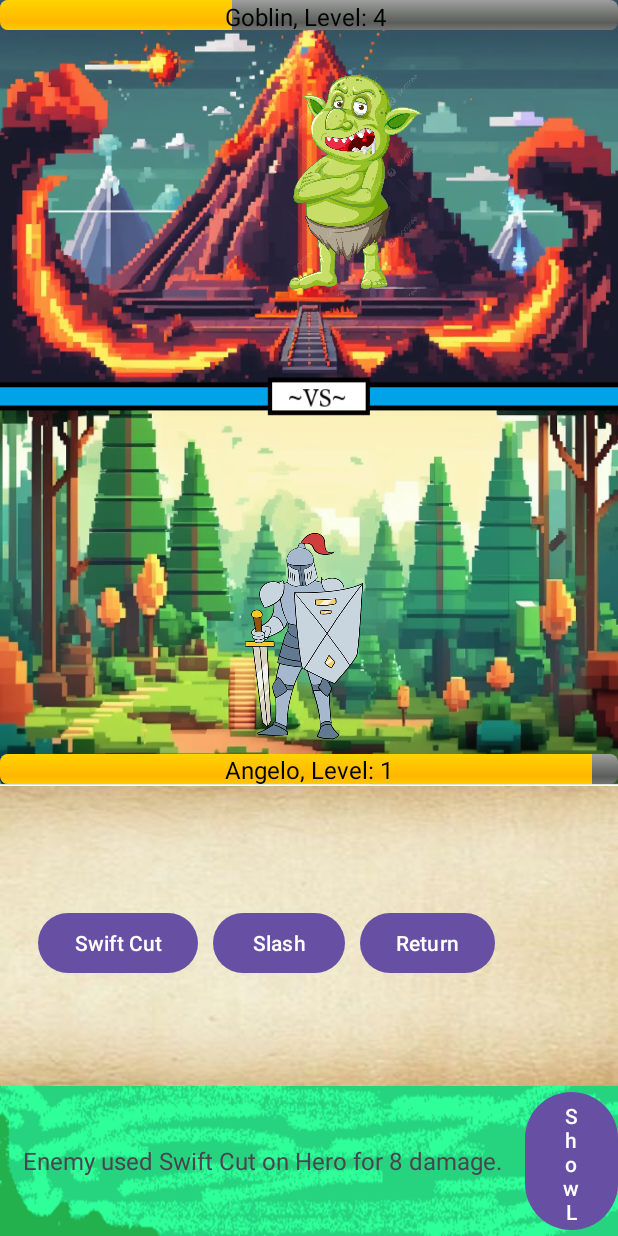
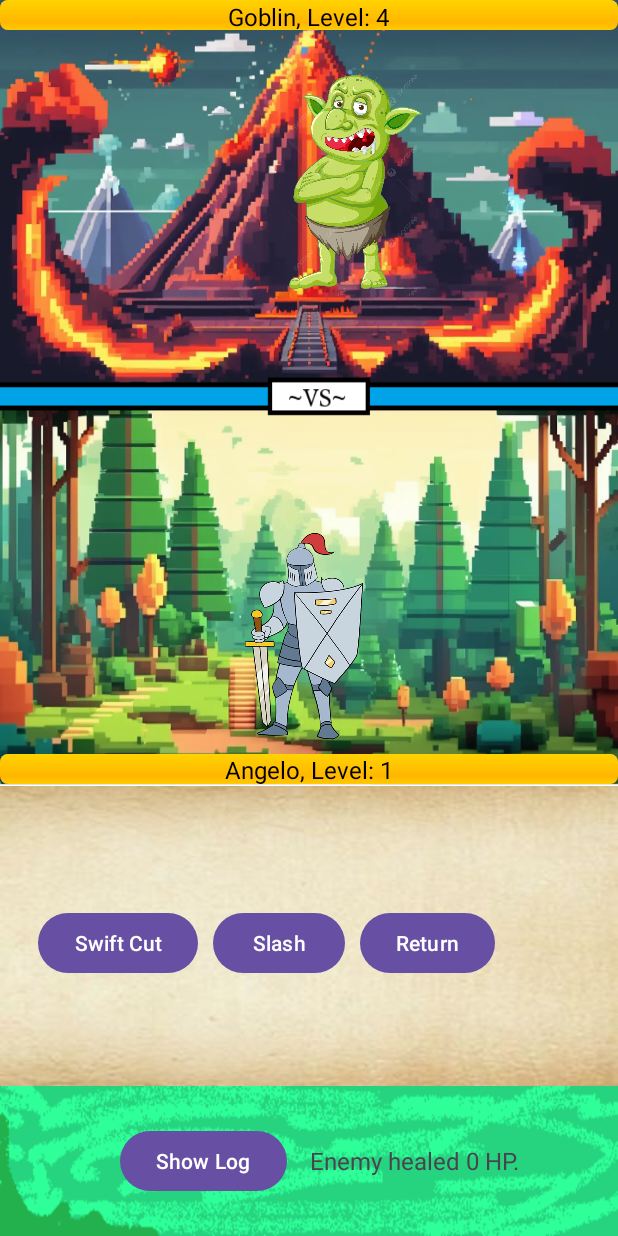
Before and after one commit to MoonSlay/RPGTurn, an Android app: the MainActivity screen opened directly, with no data from a screen before it, after a tap on "Swift Cut", on a phone screen of 412 x 824 dp. Run offline under Robolectric (Android 15) with nearby library versions, the phone set to English and light mode, and no system bars; 3 other taps on this screen came first.

Commit message:
Fixed Some stat display and ui of game log

```diff
--- a/app/src/main/java/ph/edu/auf/delrosario/angelo/rpgturn/MainActivity.kt
+++ b/app/src/main/java/ph/edu/auf/delrosario/angelo/rpgturn/MainActivity.kt
@@ -33,7 +33,7 @@ class MainActivity : AppCompatActivity() {
         // Initialize hero and enemy objects
         hero = Hero("Angelo",
             maxHP = Random.nextInt(180, 220),
-            attackPower = Random.nextInt(50, 70),
+            attackPower = Random.nextInt(150, 270),
             defense = Random.nextInt(8, 16),
             luck = Random.nextInt(1, 5),
             evasion = Random.nextInt(3, 8))
@@ -53,7 +53,7 @@ class MainActivity : AppCompatActivity() {
         enemyNameLevelText = findViewById(R.id.enemyNameLevelText)
 
         spawnNewEnemy()
-        enemyNameLevelText.text = "${enemy.name}, Level: ${enemy.level} "
+        enemyNameLevelText.text = getString(R.string.name_level, enemy.name, enemy.level)
 
         heroHpBar.max = hero.maxHP
         heroHpBar.progress = hero.hp
@@ -61,7 +61,7 @@ class MainActivity : AppCompatActivity() {
         enemyHpBar.progress = enemy.hp
         updateHpBars()
 
-        heroNameLevelText.text = "${hero.name}, Level: ${hero.level}"
+        heroNameLevelText.text = getString(R.string.name_level, hero.name, hero.level)
 
 
         imageDice.setOnClickListener {
@@ -98,7 +98,7 @@ class MainActivity : AppCompatActivity() {
 
         btnSwiftCut.setOnClickListener {
             val damage = hero.swiftCut(enemy)
-            logAction("Hero performed Swift Cut on Enemy for $damage damage.")
+            logAction(R.string.attack_log, "Swift Cut", damage)
             updateHpBars()
             checkGameOver()
             enemyTurn()
@@ -106,7 +106,7 @@ class MainActivity : AppCompatActivity() {
 
         btnForwardSlash.setOnClickListener {
             val damage = hero.forwardSlash(enemy)
-            logAction("Hero performed Forward Slash on Enemy for $damage damage.")
+            logAction(R.string.attack_log, "Forward Slash", damage)
             updateHpBars()
             checkGameOver()
             enemyTurn()
@@ -136,23 +136,23 @@ class MainActivity : AppCompatActivity() {
             showStatsDialog("Hero Stats", "HP: ${hero.hp}\nDEF: ${hero.defense}\nATK: ${hero.attackPower}\nLUCK: ${hero.luck}\nEVA: ${hero.evasion}")
         }
         imageViewBlackDragon.setOnClickListener {
-            showStatsDialog("Black Dragon Stats", "HP: ${hero.hp}\nDEF: ${hero.defense}\nATK: ${hero.attackPower}\nLUCK: ${hero.luck}\nEVA: ${hero.evasion}")
+            showStatsDialog("Black Dragon Stats", "HP: ${enemy.hp}\nDEF: ${enemy.defense}\nATK: ${enemy.attackPower}\nLUCK: ${enemy.luck}\nEVA: ${enemy.evasion}")
         }
         imageViewOrc.setOnClickListener {
-            showStatsDialog("Orc Stats", "HP: ${hero.hp}\nDEF: ${hero.defense}\nATK: ${hero.attackPower}\nLUCK: ${hero.luck}\nEVA: ${hero.evasion}")
+            showStatsDialog("Orc Stats", "HP: ${enemy.hp}\nDEF: ${enemy.defense}\nATK: ${enemy.attackPower}\nLUCK: ${enemy.luck}\nEVA: ${enemy.evasion}")
         }
         imageViewGoblin.setOnClickListener {
-            showStatsDialog("Goblin Stats", "HP: ${hero.hp}\nDEF: ${hero.defense}\nATK: ${hero.attackPower}\nLUCK: ${hero.luck}\nEVA: ${hero.evasion}")
+            showStatsDialog("Goblin Stats", "HP: ${enemy.hp}\nDEF: ${enemy.defense}\nATK: ${enemy.attackPower}\nLUCK: ${enemy.luck}\nEVA: ${enemy.evasion}")
         }
 
 
     }
 
     private fun updateHeroLevelDisplay() {
-        heroNameLevelText.text = "${hero.name}, Level: ${hero.level}"
+        heroNameLevelText.text = getString(R.string.name_level, hero.name, hero.level)
     }
 
-    fun spawnRandomEnemy(): Enemy {
+    private fun spawnRandomEnemy(): Enemy {
         val levelMultiplier = hero.level
         return when ((1..3).random()) {
             1 -> Enemy("Goblin",
@@ -164,20 +164,21 @@ class MainActivity : AppCompatActivity() {
                 evasion = Random.nextInt(2, 5) * levelMultiplier)
 
             2 -> Enemy("Orc",
-                level = Random.nextInt(1, 5) + levelMultiplier,
-                maxHP = Random.nextInt(150, 200) * levelMultiplier,
-                attackPower = Random.nextInt(20, 25) * levelMultiplier,
-                defense = Random.nextInt(10, 15) * levelMultiplier,
+                level = Random.nextInt(1, 8) + levelMultiplier,
+                maxHP = Random.nextInt(150, 250) * levelMultiplier,
+                attackPower = Random.nextInt(15, 20) * levelMultiplier,
+                defense = Random.nextInt(15, 25) * levelMultiplier,
                 luck = Random.nextInt(1, 2) * levelMultiplier,
                 evasion = Random.nextInt(1, 3) * levelMultiplier,)
 
             3 -> Enemy("Black Dragon",
                 level = Random.nextInt(1, 5) + levelMultiplier,
-                maxHP = Random.nextInt(250, 300) * levelMultiplier,
+                maxHP = Random.nextInt(150, 200) * levelMultiplier,
                 attackPower = Random.nextInt(30, 40) * levelMultiplier,
-                defense = Random.nextInt(15, 20) * levelMultiplier,
+                defense = Random.nextInt(10, 25) * levelMultiplier,
                 luck = Random.nextInt(3, 5) * levelMultiplier,
                 evasion = Random.nextInt(3, 5) * levelMultiplier,)
+
             else -> Enemy("Goblin",
                 level = Random.nextInt(1, 5) + levelMultiplier,
                 maxHP = Random.nextInt(80, 100) * levelMultiplier,
@@ -190,8 +191,14 @@ class MainActivity : AppCompatActivity() {
 
     // Function to log an action and update the game log display
     private fun logAction(action: String) {
-        gameLog.add(action)  // Add the action to the log
-        tvGameLog.text = action  // Display the latest action
+        gameLog.add(action)
+        tvGameLog.text = action
+    }
+
+    private fun logAction(actionId: Int, vararg formatArgs: Any) {
+        val action = getString(actionId, *formatArgs)
+        gameLog.add(action)
+        tvGameLog.text = action
     }
 
     private fun showFullLogDialog() {
@@ -220,25 +227,6 @@ class MainActivity : AppCompatActivity() {
         enemyHpBar.progress = enemy.hp
     }
 
-    // Check if the game is over (either hero or enemy reaches 0 HP)
-    private fun checkGameOver() {
-        if (enemy.hp <= 0) {
-            // Hero gains experience
-            val experienceGained = 50 // Amount of experience gained from defeating an enemy
-            hero.gainExperience(experienceGained)
-            logAction("Hero gained $experienceGained XP and leveled up to level ${hero.level}.")
-            updateHeroLevelDisplay()
-
-            // Spawn a new enemy with scaled difficulty
-            spawnNewEnemy()
-
-
-            // Continue the game after leveling up
-        } else if (hero.hp <= 0) {
-            navigateToGameOver(false) // Hero loses, go to Game Over screen
-        }
-    }
-
     // Function to spawn a new enemy with scaled stats
     private fun spawnNewEnemy() {
         // Spawn a new random enemy
@@ -260,18 +248,13 @@ class MainActivity : AppCompatActivity() {
         logAction("A wild ${enemy.name} appeared!")
     }
 
-    // Add XP and level-up messages to the game log
-    private fun logLevelUpMessage() {
-        logAction("Hero leveled up to level ${hero.level}!")
-    }
-
     private fun enemyTurn() {
         if (enemy.hp > 0) {
             val randomAction = (1..3).random()
             when (randomAction) {
                 1 -> {
-                    val randomAction = (1..2).random()
-                    when (randomAction) {
+                    val attackType = (1..2).random()
+                    when (attackType) {
                         1 -> {
                             val damage = enemy.swiftCut(hero)
                             logAction("Enemy used Swift Cut on Hero for $damage damage.")
@@ -309,8 +292,8 @@ class MainActivity : AppCompatActivity() {
             val randomAction = (1..3).random()
             when (randomAction) {
                 1 -> {
-                    val randomAction = (1..2).random()
-                    when (randomAction) {
+                    val attackType = (1..2).random()
+                    when (attackType) {
                         1 -> {
                             val damage = hero.swiftCut(enemy)
                             logAction("Hero used Swift Cut on Enemy for $damage damage.")
@@ -343,6 +326,25 @@ class MainActivity : AppCompatActivity() {
         }
     }
 
+    // Check if the game is over (either hero or enemy reaches 0 HP)
+    private fun checkGameOver() {
+        if (enemy.hp <= 0) {
+            // Hero gains experience
+            val experienceGained = 50 // Amount of experience gained from defeating an enemy
+            hero.gainExperience(experienceGained)
+            logAction("Hero gained $experienceGained XP and leveled up to level ${hero.level}.")
+            updateHeroLevelDisplay()
+
+            // Spawn a new enemy with scaled difficulty
+            spawnNewEnemy()
+
+
+            // Continue the game after leveling up
+        } else if (hero.hp <= 0) {
+            navigateToGameOver(false) // Hero loses, go to Game Over screen
+        }
+    }
+
     private fun navigateToGameOver(isWin: Boolean) {
         val intent = Intent(this, GameOverActivity::class.java)
         intent.putExtra("isWin", isWin)
--- a/app/src/main/res/layout/activity_main.xml
+++ b/app/src/main/res/layout/activity_main.xml
@@ -222,6 +222,12 @@
         android:background="@drawable/logbg"
         app:layout_constraintBottom_toBottomOf="parent">
 
+        <Button
+            android:id="@+id/btnShowLog"
+            android:layout_width="wrap_content"
+            android:layout_height="wrap_content"
+            android:layout_marginStart="15dp"
+            android:text="Show Log" />
 
         <TextView
             android:id="@+id/tvGameLog"
@@ -230,12 +236,6 @@
             android:layout_marginStart="15dp"
             android:textSize="16sp" />
 
-        <Button
-            android:id="@+id/btnShowLog"
-            android:layout_width="wrap_content"
-            android:layout_height="wrap_content"
-            android:layout_marginStart="15dp"
-            android:text="Show Log" />
     </LinearLayout>
 
 </androidx.constraintlayout.widget.ConstraintLayout>
--- a/app/src/main/res/values/strings.xml
+++ b/app/src/main/res/values/strings.xml
@@ -1,3 +1,5 @@
 <resources>
     <string name="app_name">RPGTurn</string>
+    <string name="attack_log">Hero performed %1$s on Enemy for %2$d damage.</string>
+    <string name="name_level">%1$s, Level: %2$d</string>
 </resources>
```
